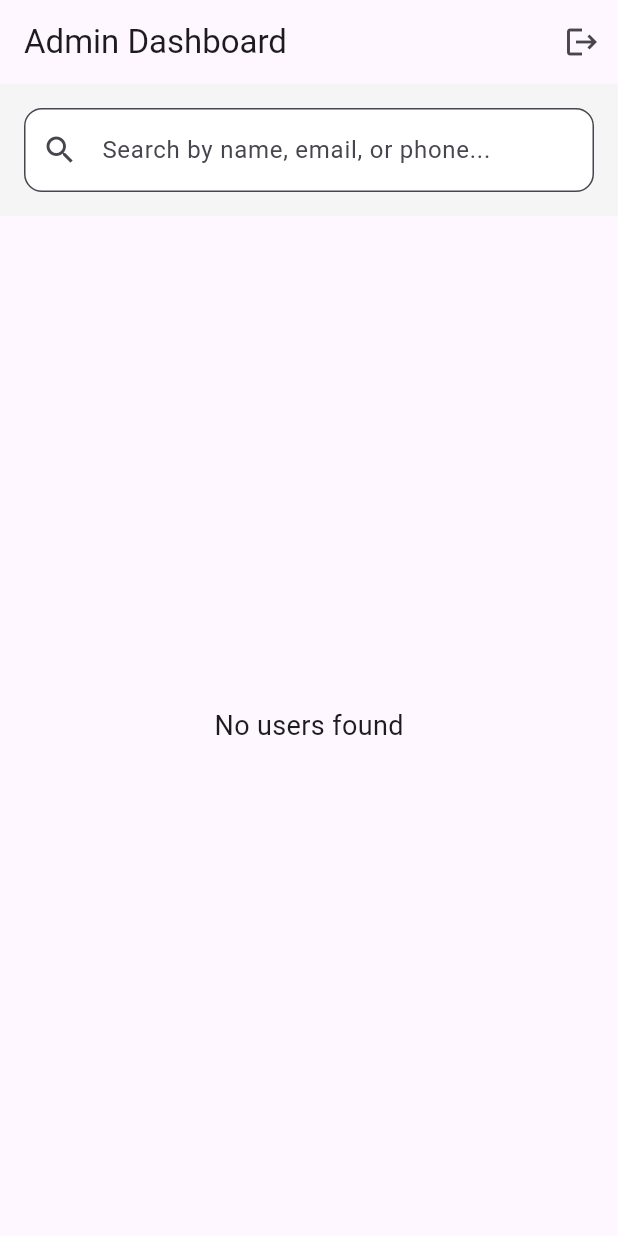
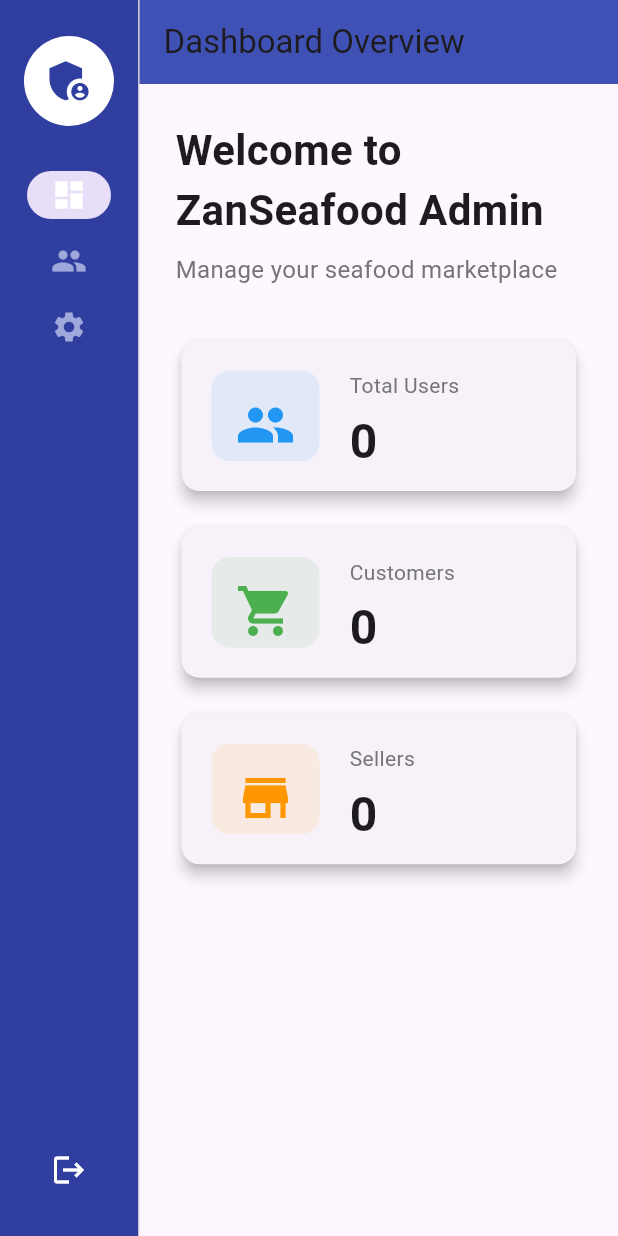
Before and after one commit to Maryam1235/seafood, a Flutter app: the screen it shows once a user with an empty profile is signed in, on a phone screen of 412 x 824 dp. Run offline on Flutter 3.47's test engine with Material 3 defaults, Android fonts, the phone set to English and light mode, and no system bars; our stand-ins replace cloud_firestore, data_table_2, firebase_auth, firebase_core; accounts and stored records are empty.

Commit message:
admin dashboard sidebar

```diff
--- a/admin_dashboard/lib/screens/admin_dashboard_screen.dart
+++ b/admin_dashboard/lib/screens/admin_dashboard_screen.dart
@@ -1,7 +1,8 @@
 import 'package:flutter/material.dart';
-import 'package:cloud_firestore/cloud_firestore.dart';
 import 'package:firebase_auth/firebase_auth.dart';
-import 'package:data_table_2/data_table_2.dart';
+import 'users_management_screen.dart';
+import 'dashboard_home_screen.dart';
+import 'settings_screen.dart';
 
 class AdminDashboardScreen extends StatefulWidget {
   const AdminDashboardScreen({super.key});
@@ -11,181 +12,99 @@ class AdminDashboardScreen extends StatefulWidget {
 }
 
 class _AdminDashboardScreenState extends State<AdminDashboardScreen> {
-  final FirebaseFirestore _firestore = FirebaseFirestore.instance;
-  String _searchQuery = '';
+  int _selectedIndex = 0;
+
+  final List<Widget> _screens = [
+    const DashboardHomeScreen(),
+    const UsersManagementScreen(),
+    const SettingsScreen(),
+  ];
 
   Future<void> _logout() async {
     await FirebaseAuth.instance.signOut();
   }
 
-  Future<void> _deleteUser(String userId) async {
-    final confirm = await showDialog<bool>(
-      context: context,
-      builder: (context) => AlertDialog(
-        title: const Text('Delete User'),
-        content: const Text('Are you sure you want to delete this user?'),
-        actions: [
-          TextButton(
-            onPressed: () => Navigator.pop(context, false),
-            child: const Text('Cancel'),
-          ),
-          TextButton(
-            onPressed: () => Navigator.pop(context, true),
-            style: TextButton.styleFrom(foregroundColor: Colors.red),
-            child: const Text('Delete'),
-          ),
-        ],
-      ),
-    );
-
-    if (confirm == true) {
-      try {
-        await _firestore.collection('users').doc(userId).delete();
-        if (mounted) {
-          ScaffoldMessenger.of(context).showSnackBar(
-            const SnackBar(content: Text('User deleted successfully')),
-          );
-        }
-      } catch (e) {
-        if (mounted) {
-          ScaffoldMessenger.of(context).showSnackBar(
-            SnackBar(
-              content: Text('Error: ${e.toString()}'),
-              backgroundColor: Colors.red,
-            ),
-          );
-        }
-      }
-    }
-  }
-
   @override
   Widget build(BuildContext context) {
     return Scaffold(
-      appBar: AppBar(
-        title: const Text('Admin Dashboard'),
-        actions: [
-          IconButton(
-            icon: const Icon(Icons.logout),
-            onPressed: _logout,
-            tooltip: 'Logout',
-          ),
-        ],
-      ),
-      body: Column(
+      body: Row(
         children: [
-          Container(
-            padding: const EdgeInsets.all(16),
-            color: Colors.grey.shade100,
-            child: Row(
-              children: [
-                Expanded(
-                  child: TextField(
-                    decoration: InputDecoration(
-                      hintText: 'Search by name, email, or phone...',
-                      prefixIcon: const Icon(Icons.search),
-                      border: OutlineInputBorder(
-                        borderRadius: BorderRadius.circular(12),
+          // Sidebar
+          NavigationRail(
+            extended: MediaQuery.of(context).size.width > 800,
+            backgroundColor: Colors.indigo.shade700,
+            selectedIconTheme: const IconThemeData(color: Colors.white),
+            unselectedIconTheme: IconThemeData(color: Colors.indigo.shade200),
+            selectedLabelTextStyle: const TextStyle(color: Colors.white),
+            unselectedLabelTextStyle: TextStyle(color: Colors.indigo.shade200),
+            leading: Padding(
+              padding: const EdgeInsets.all(16.0),
+              child: Column(
+                children: [
+                  CircleAvatar(
+                    radius: 30,
+                    backgroundColor: Colors.white,
+                    child: Icon(
+                      Icons.admin_panel_settings,
+                      size: 35,
+                      color: Colors.indigo.shade700,
+                    ),
+                  ),
+                  if (MediaQuery.of(context).size.width > 800) ...[
+                    const SizedBox(height: 12),
+                    const Text(
+                      'ZanSeafood',
+                      style: TextStyle(
+                        color: Colors.white,
+                        fontSize: 18,
+                        fontWeight: FontWeight.bold,
                       ),
-                      filled: true,
-                      fillColor: Colors.white,
                     ),
-                    onChanged: (value) {
-                      setState(() {
-                        _searchQuery = value.toLowerCase();
-                      });
-                    },
+                    const Text(
+                      'Admin Panel',
+                      style: TextStyle(color: Colors.white70, fontSize: 12),
+                    ),
+                  ],
+                ],
+              ),
+            ),
+            destinations: const [
+              NavigationRailDestination(
+                icon: Icon(Icons.dashboard),
+                label: Text('Dashboard'),
+              ),
+              NavigationRailDestination(
+                icon: Icon(Icons.people),
+                label: Text('Users'),
+              ),
+              NavigationRailDestination(
+                icon: Icon(Icons.settings),
+                label: Text('Settings'),
+              ),
+            ],
+            selectedIndex: _selectedIndex,
+            onDestinationSelected: (index) {
+              setState(() {
+                _selectedIndex = index;
+              });
+            },
+            trailing: Expanded(
+              child: Align(
+                alignment: Alignment.bottomCenter,
+                child: Padding(
+                  padding: const EdgeInsets.only(bottom: 20.0),
+                  child: IconButton(
+                    icon: const Icon(Icons.logout, color: Colors.white),
+                    onPressed: _logout,
+                    tooltip: 'Logout',
                   ),
                 ),
-              ],
+              ),
             ),
           ),
-          Expanded(
-            child: StreamBuilder<QuerySnapshot>(
-              stream: _firestore.collection('users').snapshots(),
-              builder: (context, snapshot) {
-                if (snapshot.hasError) {
-                  return Center(child: Text('Error: ${snapshot.error}'));
-                }
-
-                if (snapshot.connectionState == ConnectionState.waiting) {
-                  return const Center(child: CircularProgressIndicator());
-                }
-
-                final users = snapshot.data!.docs.where((doc) {
-                  if (_searchQuery.isEmpty) return true;
-
-                  final data = doc.data() as Map<String, dynamic>;
-                  final fullName = (data['fullName'] ?? '')
-                      .toString()
-                      .toLowerCase();
-                  final email = (data['email'] ?? '').toString().toLowerCase();
-                  final phone = (data['phone'] ?? '').toString().toLowerCase();
-                  final username = (data['username'] ?? '')
-                      .toString()
-                      .toLowerCase();
-
-                  return fullName.contains(_searchQuery) ||
-                      email.contains(_searchQuery) ||
-                      phone.contains(_searchQuery) ||
-                      username.contains(_searchQuery);
-                }).toList();
-
-                if (users.isEmpty) {
-                  return const Center(
-                    child: Text(
-                      'No users found',
-                      style: TextStyle(fontSize: 18),
-                    ),
-                  );
-                }
-
-                return Padding(
-                  padding: const EdgeInsets.all(16.0),
-                  child: DataTable2(
-                    columnSpacing: 12,
-                    horizontalMargin: 12,
-                    minWidth: 900,
-                    columns: const [
-                      DataColumn2(label: Text('Full Name'), size: ColumnSize.L),
-                      DataColumn2(label: Text('Username')),
-                      DataColumn2(label: Text('Email'), size: ColumnSize.L),
-                      DataColumn2(label: Text('Phone')),
-                      DataColumn2(label: Text('Created'), size: ColumnSize.S),
-                      DataColumn2(label: Text('Actions'), size: ColumnSize.S),
-                    ],
-                    rows: users.map((doc) {
-                      final data = doc.data() as Map<String, dynamic>;
-                      final createdAt = data['createdAt'] as Timestamp?;
-
-                      return DataRow2(
-                        cells: [
-                          DataCell(Text(data['fullName'] ?? 'N/A')),
-                          DataCell(Text(data['username'] ?? 'N/A')),
-                          DataCell(Text(data['email'] ?? 'N/A')),
-                          DataCell(Text(data['phone'] ?? 'N/A')),
-                          DataCell(
-                            Text(
-                              createdAt != null
-                                  ? '${createdAt.toDate().day}/${createdAt.toDate().month}/${createdAt.toDate().year}'
-                                  : 'N/A',
-                            ),
-                          ),
-                          DataCell(
-                            IconButton(
-                              icon: const Icon(Icons.delete, color: Colors.red),
-                              onPressed: () => _deleteUser(doc.id),
-                              tooltip: 'Delete User',
-                            ),
-                          ),
-                        ],
-                      );
-                    }).toList(),
-                  ),
-                );
-              },
-            ),
-          ),
+          const VerticalDivider(thickness: 1, width: 1),
+          // Main content
+          Expanded(child: _screens[_selectedIndex]),
         ],
       ),
     );
--- /dev/null
+++ b/admin_dashboard/lib/screens/dashboard_home_screen.dart
@@ -0,0 +1,132 @@
+import 'package:flutter/material.dart';
+import 'package:cloud_firestore/cloud_firestore.dart';
+
+class DashboardHomeScreen extends StatelessWidget {
+  const DashboardHomeScreen({super.key});
+
+  @override
+  Widget build(BuildContext context) {
+    return Scaffold(
+      appBar: AppBar(
+        title: const Text('Dashboard Overview'),
+        backgroundColor: Colors.indigo,
+      ),
+      body: Padding(
+        padding: const EdgeInsets.all(24.0),
+        child: Column(
+          crossAxisAlignment: CrossAxisAlignment.start,
+          children: [
+            const Text(
+              'Welcome to ZanSeafood Admin',
+              style: TextStyle(fontSize: 28, fontWeight: FontWeight.bold),
+            ),
+            const SizedBox(height: 8),
+            Text(
+              'Manage your seafood marketplace',
+              style: TextStyle(fontSize: 16, color: Colors.grey.shade600),
+            ),
+            const SizedBox(height: 32),
+            StreamBuilder<QuerySnapshot>(
+              stream: FirebaseFirestore.instance
+                  .collection('users')
+                  .snapshots(),
+              builder: (context, snapshot) {
+                if (!snapshot.hasData) {
+                  return const Center(child: CircularProgressIndicator());
+                }
+
+                final users = snapshot.data!.docs;
+                final customers = users.where((doc) {
+                  final data = doc.data() as Map<String, dynamic>;
+                  return data['role'] == 'customer';
+                }).length;
+
+                final sellers = users.where((doc) {
+                  final data = doc.data() as Map<String, dynamic>;
+                  return data['role'] == 'seller';
+                }).length;
+
+                return GridView.count(
+                  shrinkWrap: true,
+                  crossAxisCount: MediaQuery.of(context).size.width > 800
+                      ? 3
+                      : 1,
+                  mainAxisSpacing: 16,
+                  crossAxisSpacing: 16,
+                  childAspectRatio: 2.5,
+                  children: [
+                    _buildStatCard(
+                      title: 'Total Users',
+                      value: users.length.toString(),
+                      icon: Icons.people,
+                      color: Colors.blue,
+                    ),
+                    _buildStatCard(
+                      title: 'Customers',
+                      value: customers.toString(),
+                      icon: Icons.shopping_cart,
+                      color: Colors.green,
+                    ),
+                    _buildStatCard(
+                      title: 'Sellers',
+                      value: sellers.toString(),
+                      icon: Icons.store,
+                      color: Colors.orange,
+                    ),
+                  ],
+                );
+              },
+            ),
+          ],
+        ),
+      ),
+    );
+  }
+
+  Widget _buildStatCard({
+    required String title,
+    required String value,
+    required IconData icon,
+    required Color color,
+  }) {
+    return Card(
+      elevation: 4,
+      child: Padding(
+        padding: const EdgeInsets.all(20.0),
+        child: Row(
+          children: [
+            Container(
+              padding: const EdgeInsets.all(16),
+              decoration: BoxDecoration(
+                color: color.withOpacity(0.1),
+                borderRadius: BorderRadius.circular(12),
+              ),
+              child: Icon(icon, size: 40, color: color),
+            ),
+            const SizedBox(width: 20),
+            Expanded(
+              child: Column(
+                crossAxisAlignment: CrossAxisAlignment.start,
+                mainAxisAlignment: MainAxisAlignment.center,
+                children: [
+                  Text(
+                    title,
+                    style: TextStyle(fontSize: 14, color: Colors.grey.shade600),
+                  ),
+                  const SizedBox(height: 4),
+                  Text(
+                    value,
+                    style: const TextStyle(
+                      fontSize: 32,
+                      fontWeight: FontWeight.bold,
+                    ),
+                  ),
+                ],
+              ),
+            ),
+          ],
+        ),
+      ),
+    );
+  }
+}
```
Also changed, not shown: admin_dashboard/lib/screens/settings_screen.dart (added, +64 -0 lines), admin_dashboard/lib/screens/users_management_screen.dart (added, +226 -0 lines).
